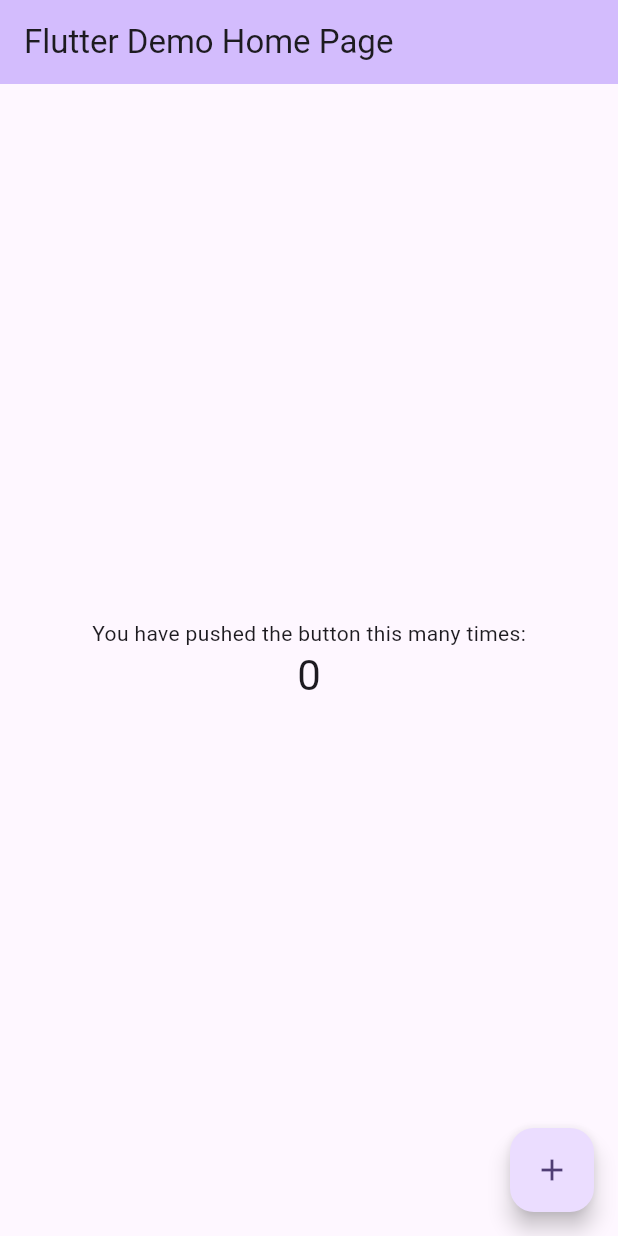
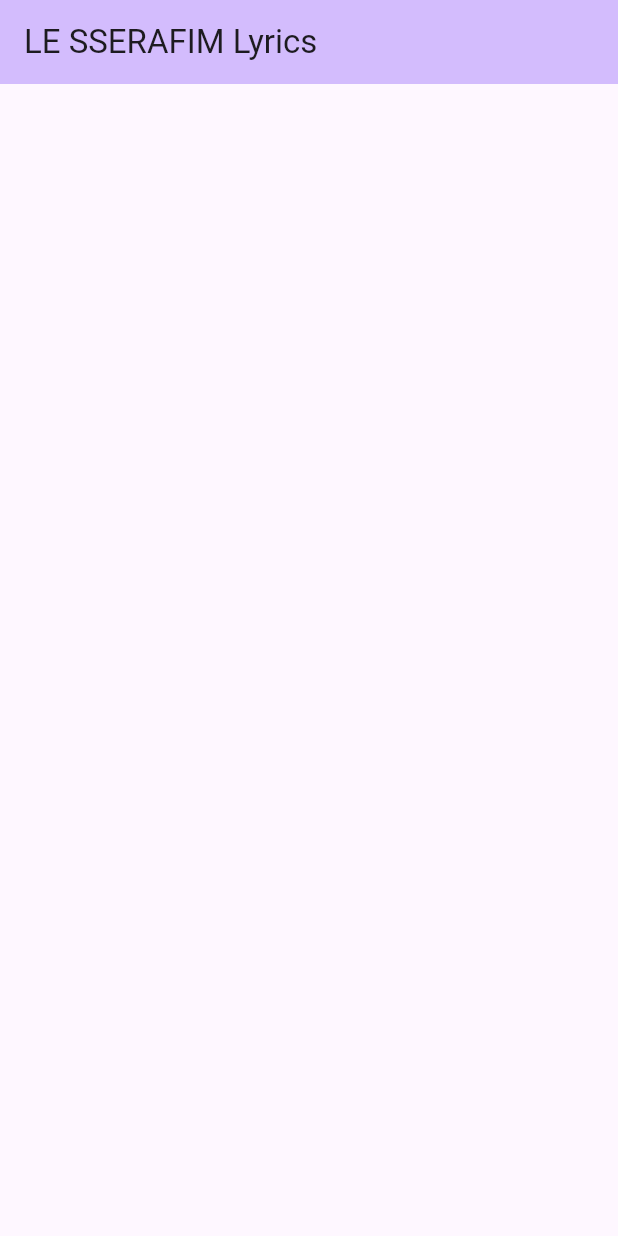
Before and after one commit to airicbear/lesserafim_lyrics, a Flutter app: the screen it shows after launch, on a phone screen of 412 x 824 dp. Run offline on Flutter 3.47's test engine with Material 2 defaults, Android fonts, the phone set to English and light mode, and no system bars.

Commit message:
Refactor home page into new file (#2)

```diff
--- a/lib/main.dart
+++ b/lib/main.dart
@@ -1,4 +1,5 @@
 import 'package:flutter/material.dart';
+import 'package:lesserafim_lyrics/ui/home.dart';
 
 void main() {
   runApp(const MyApp());
@@ -7,119 +8,17 @@
 class MyApp extends StatelessWidget {
   const MyApp({super.key});
 
-  // This widget is the root of your application.
   @override
   Widget build(BuildContext context) {
     return MaterialApp(
-      title: 'Flutter Demo',
+      title: 'LE SSERAFIM Lyrics',
       theme: ThemeData(
-        // This is the theme of your application.
-        //
-        // TRY THIS: Try running your application with "flutter run". You'll see
-        // the application has a blue toolbar. Then, without quitting the app,
-        // try changing the seedColor in the colorScheme below to Colors.green
-        // and then invoke "hot reload" (save your changes or press the "hot
-        // reload" button in a Flutter-supported IDE, or press "r" if you used
-        // the command line to start the app).
-        //
-        // Notice that the counter didn't reset back to zero; the application
-        // state is not lost during the reload. To reset the state, use hot
-        // restart instead.
-        //
-        // This works for code too, not just values: Most code changes can be
-        // tested with just a hot reload.
         colorScheme: ColorScheme.fromSeed(seedColor: Colors.deepPurple),
         useMaterial3: true,
       ),
-      home: const MyHomePage(title: 'Flutter Demo Home Page'),
+      home: const Home(
+        title: 'LE SSERAFIM Lyrics',
+      ),
     );
   }
 }
-
-class MyHomePage extends StatefulWidget {
-  const MyHomePage({super.key, required this.title});
-
-  // This widget is the home page of your application. It is stateful, meaning
-  // that it has a State object (defined below) that contains fields that affect
-  // how it looks.
-
-  // This class is the configuration for the state. It holds the values (in this
-  // case the title) provided by the parent (in this case the App widget) and
-  // used by the build method of the State. Fields in a Widget subclass are
-  // always marked "final".
-
-  final String title;
-
-  @override
-  State<MyHomePage> createState() => _MyHomePageState();
-}
-
-class _MyHomePageState extends State<MyHomePage> {
-  int _counter = 0;
-
-  void _incrementCounter() {
-    setState(() {
-      // This call to setState tells the Flutter framework that something has
-      // changed in this State, which causes it to rerun the build method below
-      // so that the display can reflect the updated values. If we changed
-      // _counter without calling setState(), then the build method would not be
-      // called again, and so nothing would appear to happen.
-      _counter++;
-    });
-  }
-
-  @override
-  Widget build(BuildContext context) {
-    // This method is rerun every time setState is called, for instance as done
-    // by the _incrementCounter method above.
-    //
-    // The Flutter framework has been optimized to make rerunning build methods
-    // fast, so that you can just rebuild anything that needs updating rather
-    // than having to individually change instances of widgets.
-    return Scaffold(
-      appBar: AppBar(
-        // TRY THIS: Try changing the color here to a specific color (to
-        // Colors.amber, perhaps?) and trigger a hot reload to see the AppBar
-        // change color while the other colors stay the same.
-        backgroundColor: Theme.of(context).colorScheme.inversePrimary,
-        // Here we take the value from the MyHomePage object that was created by
-        // the App.build method, and use it to set our appbar title.
-        title: Text(widget.title),
-      ),
-      body: Center(
-        // Center is a layout widget. It takes a single child and positions it
-        // in the middle of the parent.
-        child: Column(
-          // Column is also a layout widget. It takes a list of children and
-          // arranges them vertically. By default, it sizes itself to fit its
-          // children horizontally, and tries to be as tall as its parent.
-          //
-          // Column has various properties to control how it sizes itself and
-          // how it positions its children. Here we use mainAxisAlignment to
-          // center the children vertically; the main axis here is the vertical
-          // axis because Columns are vertical (the cross axis would be
-          // horizontal).
-          //
-          // TRY THIS: Invoke "debug painting" (choose the "Toggle Debug Paint"
-          // action in the IDE, or press "p" in the console), to see the
-          // wireframe for each widget.
-          mainAxisAlignment: MainAxisAlignment.center,
-          children: <Widget>[
-            const Text(
-              'You have pushed the button this many times:',
-            ),
-            Text(
-              '$_counter',
-              style: Theme.of(context).textTheme.headlineMedium,
-            ),
-          ],
-        ),
-      ),
-      floatingActionButton: FloatingActionButton(
-        onPressed: _incrementCounter,
-        tooltip: 'Increment',
-        child: const Icon(Icons.add),
-      ), // This trailing comma makes auto-formatting nicer for build methods.
-    );
-  }
-}
--- /dev/null
+++ b/lib/ui/home.dart
@@ -0,0 +1,21 @@
+import 'package:flutter/material.dart';
+
+class Home extends StatelessWidget {
+  final String title;
+
+  const Home({
+    super.key,
+    required this.title,
+  });
+
+  @override
+  Widget build(BuildContext context) {
+    return Scaffold(
+      appBar: AppBar(
+        backgroundColor: Theme.of(context).colorScheme.inversePrimary,
+        title: Text(title),
+      ),
+      body: const Center(),
+    );
+  }
+}
```
